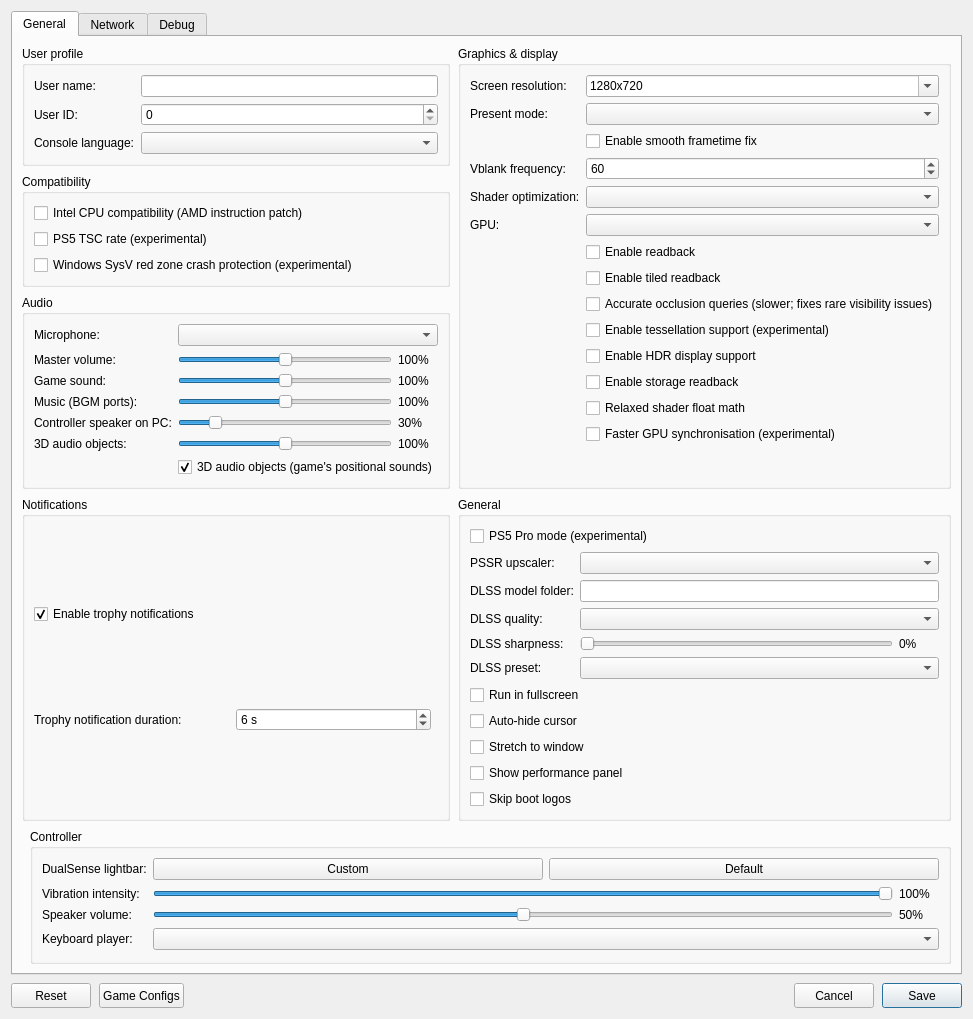
This is src/launcher/forms/configuration_edit_dialog.ui in Chixxxelya/EchoPs5 as Qt 5 draws it before an edit. The edited form follows.
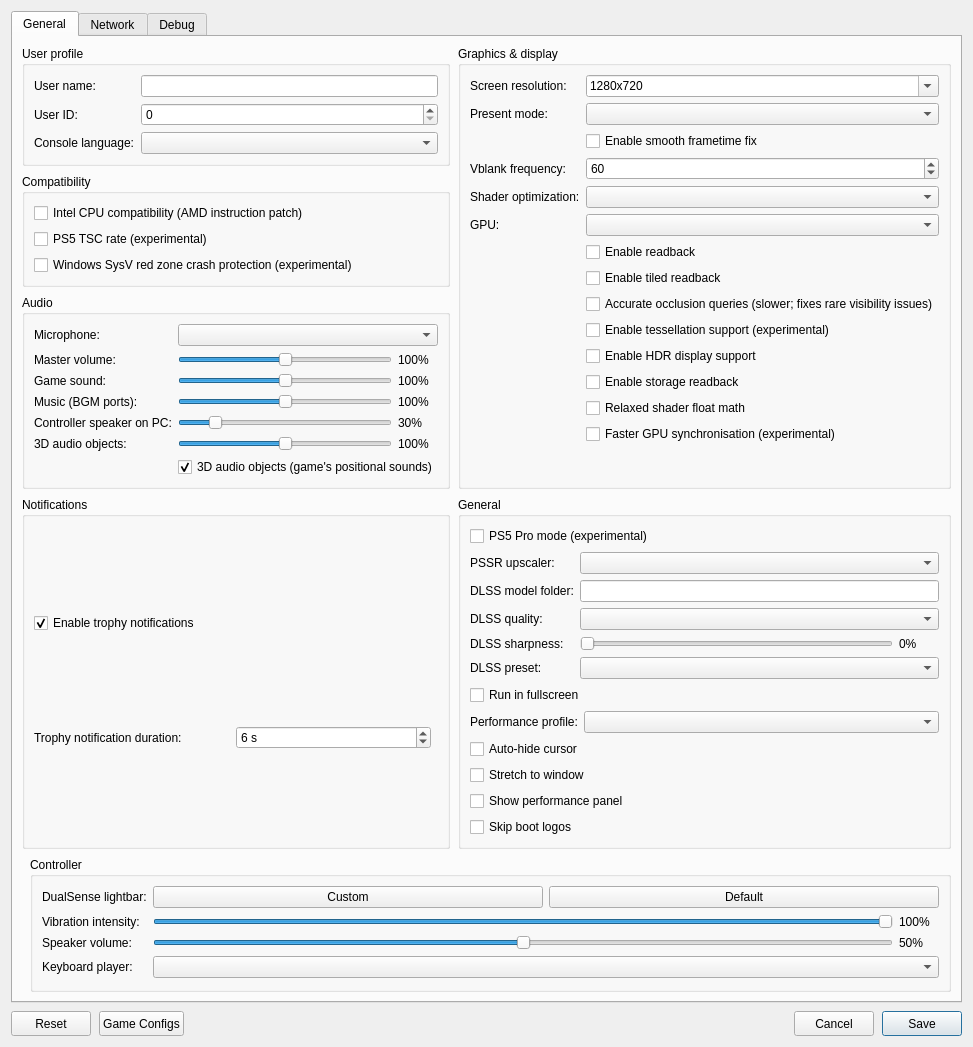
This is the edited form. Custom widgets are drawn as their Qt base class.

Commit message: launcher: a per-game performance profile

What changed in the file:
```diff
--- a/src/launcher/forms/configuration_edit_dialog.ui
+++ b/src/launcher/forms/configuration_edit_dialog.ui
@@ -484,6 +484,20 @@
               <property name="text"><string>Run in fullscreen</string></property>
              </widget>
             </item>
+            <item>
+             <layout class="QFormLayout" name="performanceLayout">
+              <item row="0" column="0">
+               <widget class="QLabel" name="label_performance_profile">
+                <property name="text"><string>Performance profile:</string></property>
+               </widget>
+              </item>
+              <item row="0" column="1">
+               <widget class="QComboBox" name="comboBox_performance_profile">
+                <property name="toolTip"><string>Shipped keeps the released behaviour. Fast adds the aggressive switches on top of it: fewer GPU barriers, draws skipped while their pipeline builds, occlusion results of those draws biased, longer draw-run chains, and more draw-preparation workers. It is faster and it can look wrong on some games; switch it back to Shipped if the picture or the pacing gets worse.</string></property>
+               </widget>
+              </item>
+             </layout>
+            </item>
             <item>
              <widget class="QCheckBox" name="checkBox_hide_cursor">
               <property name="toolTip"><string>Hide the host cursor after 2 seconds without mouse activity</string></property>
```
The commit also changes 5 other files.
